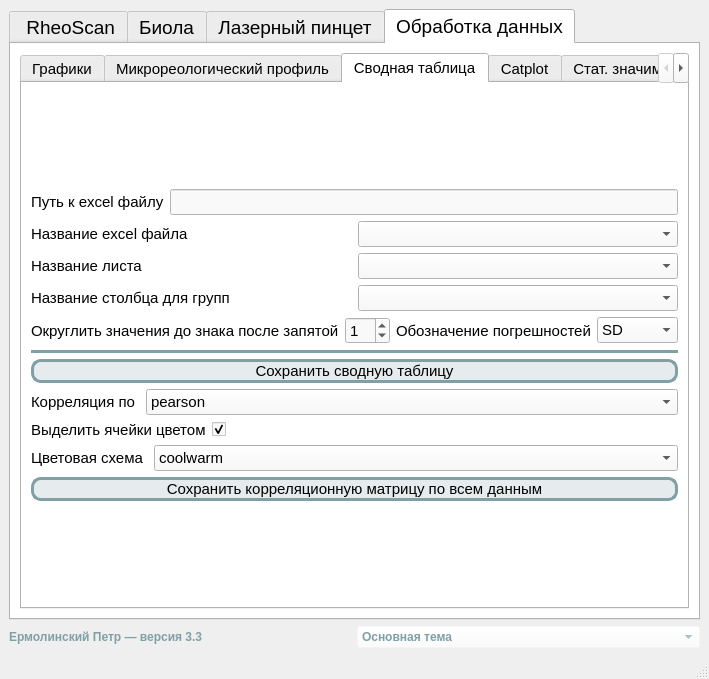
First picture: the form in ui_main.ui, repository Petr-Ermolinskiy/Laboratory-Data-Processing-App, before the edit.
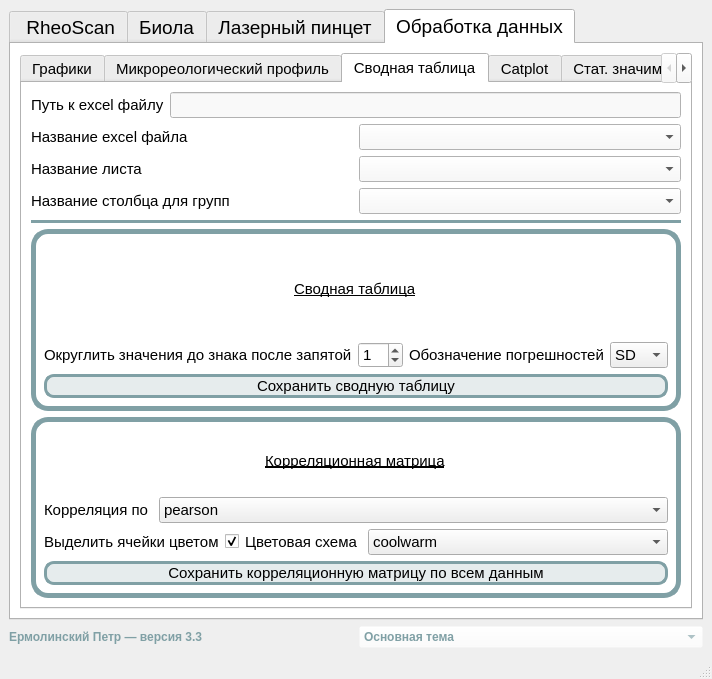
Second picture: the form after the edit. The open tabs and pages were chosen to show the change. Icons and pictures are not drawn.

```diff
--- a/ui_main.ui
+++ b/ui_main.ui
@@ -6,7 +6,7 @@
    <rect>
     <x>0</x>
     <y>0</y>
-    <width>709</width>
+    <width>712</width>
     <height>679</height>
    </rect>
   </property>
@@ -5572,6 +5572,8 @@
            </attribute>
            <layout class="QGridLayout" name="gridLayout_11">
             <item row="0" column="0">
+             <layout class="QVBoxLayout" name="verticalLayout_43">
+              <item>
              <layout class="QVBoxLayout" name="verticalLayout_37">
               <item>
                <layout class="QVBoxLayout" name="verticalLayout_36">
@@ -5668,6 +5670,71 @@
                 </item>
                </layout>
               </item>
+               </layout>
+              </item>
+              <item>
+               <widget class="Line" name="line_2">
+                <property name="font">
+                 <font>
+                  <family>Segoe UI</family>
+                  <pointsize>10</pointsize>
+                 </font>
+                </property>
+                <property name="styleSheet">
+                 <string notr="true">color: rgb(128, 160, 165);</string>
+                </property>
+                <property name="frameShadow">
+                 <enum>QFrame::Plain</enum>
+                </property>
+                <property name="lineWidth">
+                 <number>10</number>
+                </property>
+                <property name="orientation">
+                 <enum>Qt::Horizontal</enum>
+                </property>
+               </widget>
+              </item>
+              <item>
+               <widget class="QFrame" name="yyy">
+                <property name="styleSheet">
+                 <string notr="true">QFrame#yyy{
+border: 5px solid rgb(128, 160, 165);
+border-radius: 17px;
+}</string>
+                </property>
+                <layout class="QVBoxLayout" name="verticalLayout_40">
+                 <property name="leftMargin">
+                  <number>8</number>
+                 </property>
+                 <property name="topMargin">
+                  <number>8</number>
+                 </property>
+                 <property name="rightMargin">
+                  <number>8</number>
+                 </property>
+                 <property name="bottomMargin">
+                  <number>8</number>
+                 </property>
+                 <item alignment="Qt::AlignHCenter">
+                  <widget class="QLabel" name="lb_color_pal_box_17">
+                   <property name="sizePolicy">
+                    <sizepolicy hsizetype="Expanding" vsizetype="Minimum">
+                     <horstretch>0</horstretch>
+                     <verstretch>0</verstretch>
+                    </sizepolicy>
+                   </property>
+                   <property name="font">
+                    <font>
+                     <pointsize>11</pointsize>
+                     <bold>false</bold>
+                     <underline>true</underline>
+                    </font>
+                   </property>
+                   <property name="text">
+                    <string>Сводная таблица</string>
+                   </property>
+                  </widget>
+                 </item>
               <item>
                <layout class="QHBoxLayout" name="horizontalLayout_80">
                 <item>
@@ -5759,28 +5826,6 @@
                 </item>
                </layout>
               </item>
-              <item>
-               <widget class="Line" name="line_2">
-                <property name="font">
-                 <font>
-                  <family>Segoe UI</family>
-                  <pointsize>10</pointsize>
-                 </font>
-                </property>
-                <property name="styleSheet">
-                 <string notr="true">color: rgb(128, 160, 165);</string>
-                </property>
-                <property name="frameShadow">
-                 <enum>QFrame::Plain</enum>
-                </property>
-                <property name="lineWidth">
-                 <number>3</number>
-                </property>
-                <property name="orientation">
-                 <enum>Qt::Horizontal</enum>
-                </property>
-               </widget>
-              </item>
               <item>
                <widget class="QPushButton" name="btn_plot_and_save_pivot_table">
                 <property name="font">
@@ -5798,6 +5843,52 @@
                 </property>
                </widget>
               </item>
+                </layout>
+               </widget>
+              </item>
+              <item>
+               <widget class="QFrame" name="ppp">
+                <property name="styleSheet">
+                 <string notr="true">QFrame#ppp{
+border: 5px solid rgb(128, 160, 165);
+border-radius: 17px;
+}</string>
+                </property>
+                <layout class="QVBoxLayout" name="verticalLayout_42">
+                 <property name="leftMargin">
+                  <number>8</number>
+                 </property>
+                 <property name="topMargin">
+                  <number>8</number>
+                 </property>
+                 <property name="rightMargin">
+                  <number>8</number>
+                 </property>
+                 <property name="bottomMargin">
+                  <number>8</number>
+                 </property>
+                 <item alignment="Qt::AlignHCenter">
+                  <widget class="QLabel" name="lb_color_pal_box_18">
+                   <property name="sizePolicy">
+                    <sizepolicy hsizetype="Expanding" vsizetype="Minimum">
+                     <horstretch>0</horstretch>
+                     <verstretch>0</verstretch>
+                    </sizepolicy>
+                   </property>
+                   <property name="font">
+                    <font>
+                     <pointsize>11</pointsize>
+                     <bold>false</bold>
+                     <underline>true</underline>
+                    </font>
+                   </property>
+                   <property name="text">
+                    <string>Корреляционная матрица</string>
+                   </property>
+                  </widget>
+                 </item>
+                 <item>
+                  <layout class="QVBoxLayout" name="verticalLayout_41">
               <item>
                <layout class="QHBoxLayout" name="horizontalLayout_85">
                 <property name="spacing">
@@ -5854,6 +5945,8 @@
                </layout>
               </item>
               <item>
+                    <layout class="QHBoxLayout" name="horizontalLayout_121">
+                     <item>
                <layout class="QHBoxLayout" name="horizontalLayout_26">
                 <item>
                  <widget class="QLabel" name="lb_sd_or_minmax_4">
@@ -5993,6 +6086,10 @@
                 </item>
                </layout>
               </item>
+                    </layout>
+                   </item>
+                  </layout>
+                 </item>
               <item>
                <widget class="QPushButton" name="btn_plot_and_save_corr_table">
                 <property name="font">
@@ -6011,6 +6108,9 @@
                </widget>
               </item>
              </layout>
+               </widget>
+              </item>
+             </layout>
             </item>
            </layout>
           </widget>
```
Left out of the diff: 31 changed lines with no effect on the pictures. Lines whose indentation alone changed are shown as unchanged.
